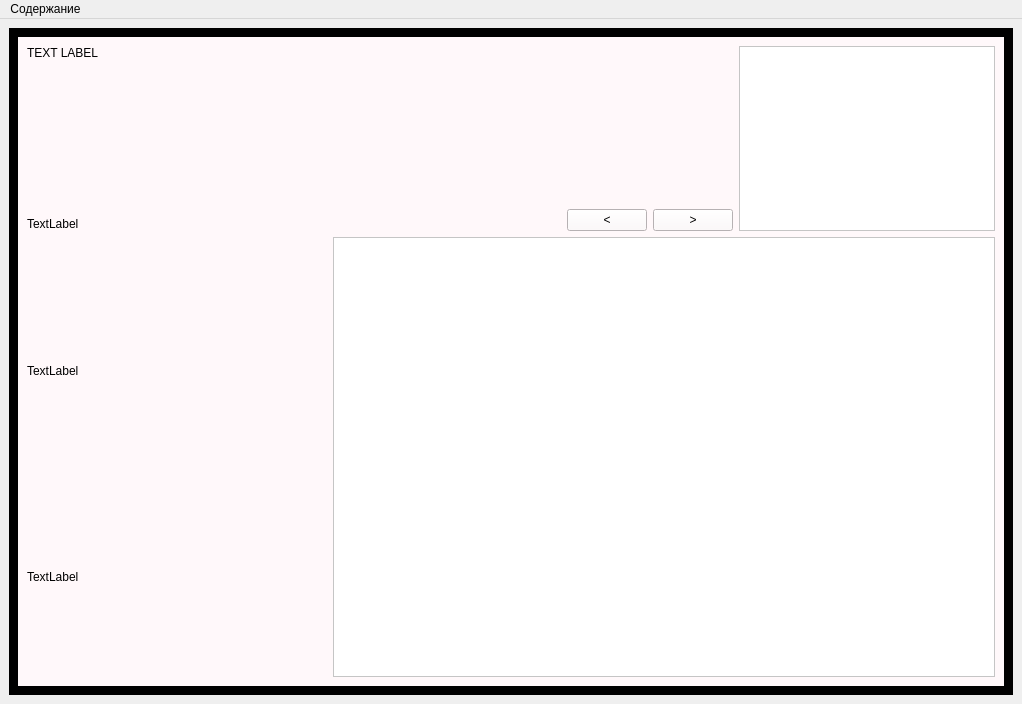
Qt form redbook.ui (dpq/gaia) before a commit.
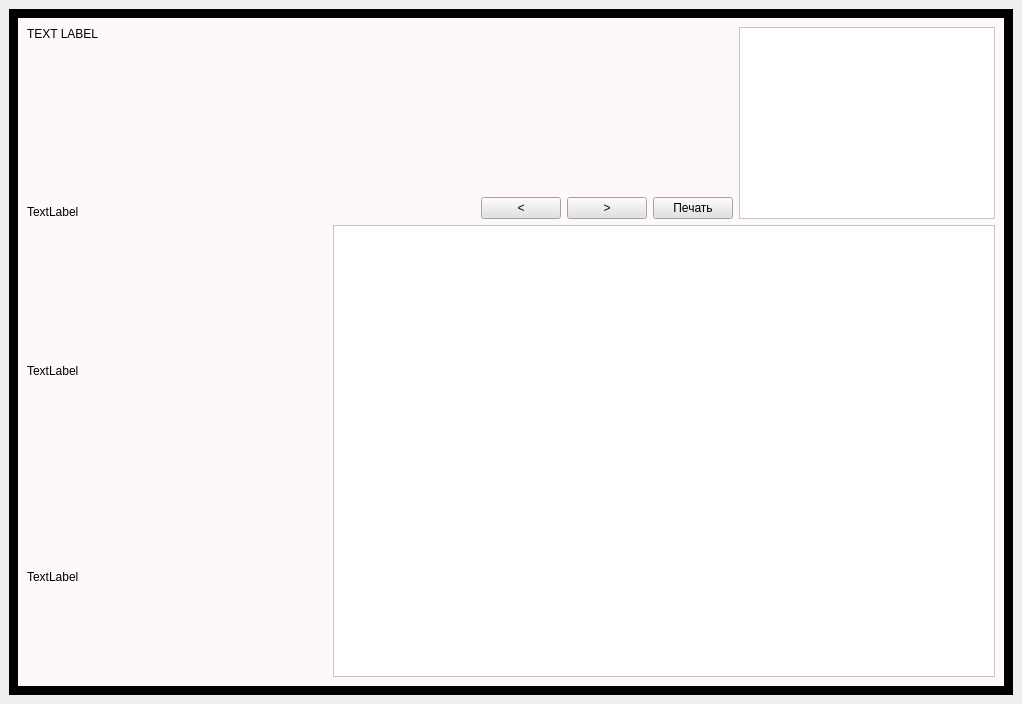
The same form after that commit. The open tabs and pages were chosen to show the change. Icons and pictures are not drawn. Custom widgets are drawn as their Qt base class.

```diff
--- a/redbook.ui
+++ b/redbook.ui
@@ -468,7 +468,7 @@
         <item>
          <layout class="QGridLayout" >
           <item row="0" column="0" >
-           <widget class="QWidget" native="1" name="widget_4" >
+           <widget class="QWidget" native="1" name="colorPage" >
             <property name="styleSheet" >
              <string notr="true" >background-color: rgb(255, 248, 250);</string>
             </property>
@@ -567,6 +567,10 @@
                          <verstretch>0</verstretch>
                         </sizepolicy>
                        </property>
+                       <property name="styleSheet" >
+                        <string notr="true" >background-color: rgb(225, 225, 225);
+color: #000000;</string>
+                       </property>
                        <property name="text" >
                         <string>&lt;</string>
                        </property>
@@ -580,11 +584,26 @@
                          <verstretch>0</verstretch>
                         </sizepolicy>
                        </property>
+                       <property name="styleSheet" >
+                        <string notr="true" >background-color: rgb(225, 225, 225);
+color: #000000;</string>
+                       </property>
                        <property name="text" >
                         <string>></string>
                        </property>
                       </widget>
                      </item>
+                     <item>
+                      <widget class="QPushButton" name="printButton" >
+                       <property name="styleSheet" >
+                        <string notr="true" >background-color: rgb(225, 225, 225);
+color: #000000;</string>
+                       </property>
+                       <property name="text" >
+                        <string>Печать</string>
+                       </property>
+                      </widget>
+                     </item>
                     </layout>
                    </item>
                   </layout>
@@ -600,7 +619,8 @@
                   </sizepolicy>
                  </property>
                  <property name="styleSheet" >
-                  <string notr="true" >background-color: rgb(255, 255, 255);</string>
+                  <string notr="true" >background-color: rgb(255, 255, 255);
+color: rgb(0, 0, 0);</string>
                  </property>
                 </widget>
                </item>
@@ -688,7 +708,9 @@
                   </sizepolicy>
                  </property>
                  <property name="styleSheet" >
-                  <string notr="true" >background-color: rgb(255, 255, 255);</string>
+                  <string notr="true" >background-color: rgb(255, 255, 255);
+color: rgb(0, 0, 0);
+font: 10pt "Sans Serif";</string>
                  </property>
                 </widget>
                </item>
@@ -714,13 +736,17 @@
      <height>30</height>
     </rect>
    </property>
-   <widget class="QMenu" name="indexMenu" >
-    <property name="title" >
-     <string>Содержание</string>
-    </property>
-   </widget>
-   <addaction name="indexMenu" />
-  </widget>
+  </widget>
+  <action name="largerAction" >
+   <property name="text" >
+    <string>Крупный</string>
+   </property>
+  </action>
+  <action name="smallerAction" >
+   <property name="text" >
+    <string>Мелкий</string>
+   </property>
+  </action>
  </widget>
  <customwidgets>
   <customwidget>
```
Left out of the diff: 23 changed lines with no effect on the pictures. Lines whose indentation alone changed are shown as unchanged.
